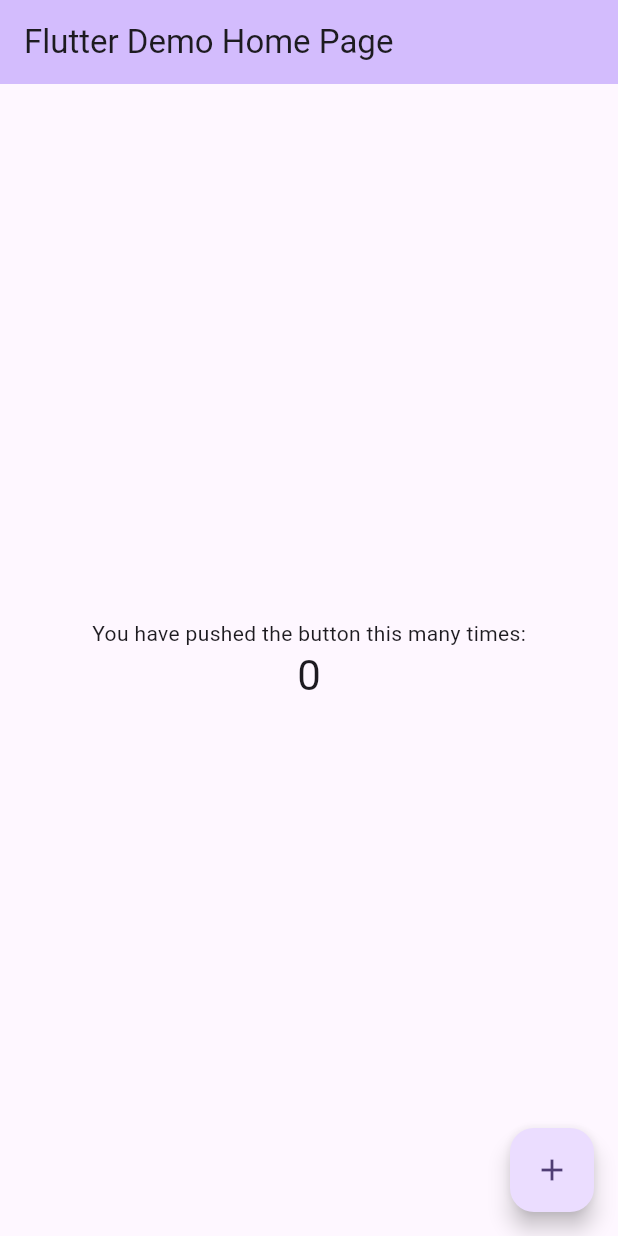
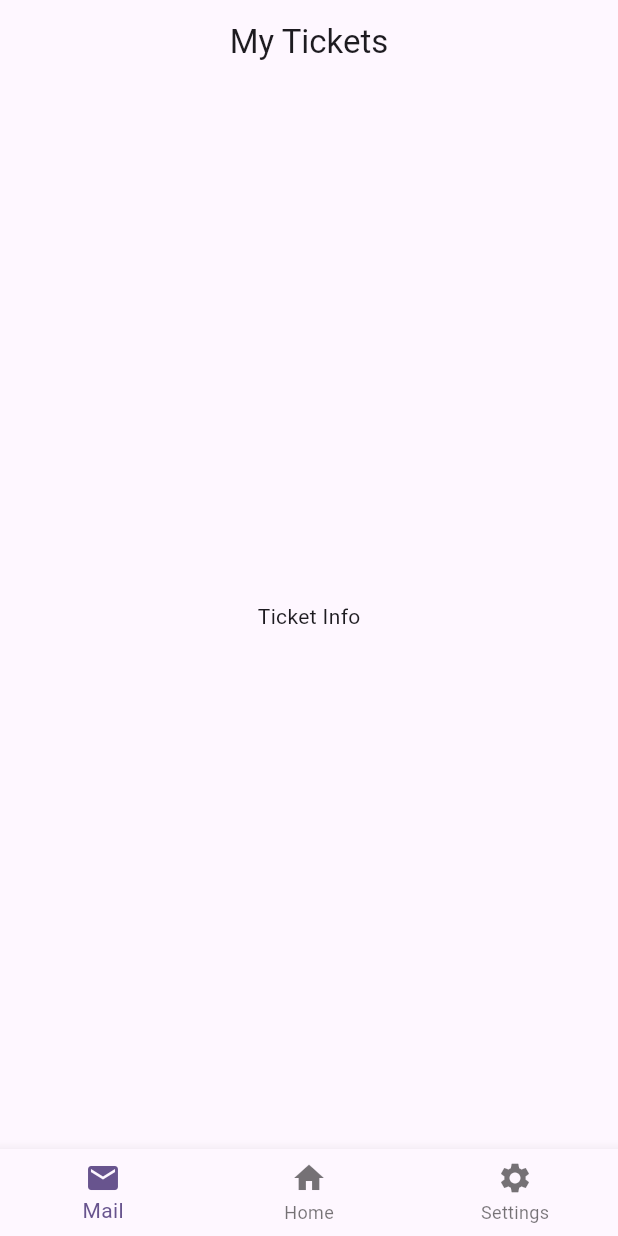
Before and after one commit to BbillahrariBBr/ticket_app, a Flutter app: the screen it shows after launch, on a phone screen of 412 x 824 dp. Run offline on Flutter 3.47's test engine with Material 3 defaults, Android fonts, the phone set to English and light mode, and no system bars.

Commit message:
Add Bottom nav bar 10.30.53

```diff
--- /dev/null
+++ b/lib/base/bottom_nav_bar.dart
@@ -0,0 +1,29 @@
+import 'package:flutter/cupertino.dart';
+import 'package:flutter/material.dart';
+
+class BottomNavBar extends StatefulWidget {
+  const BottomNavBar({super.key});
+
+  @override
+  State<BottomNavBar> createState() => _BottomNavBarState();
+}
+
+class _BottomNavBarState extends State<BottomNavBar> {
+  @override
+  Widget build(BuildContext context) {
+    return Scaffold(
+      appBar: AppBar(
+        title: Center(child: Text("My Tickets")),
+      ),
+      body: Center(
+        child: Text("Ticket Info"),
+      ),
+      bottomNavigationBar: BottomNavigationBar(items: [
+        BottomNavigationBarItem(icon: Icon(Icons.mail), label: "Mail"),
+        BottomNavigationBarItem(icon: Icon(Icons.home), label: "Home"),
+        BottomNavigationBarItem(icon: Icon(Icons.settings), label: "Settings")
+
+      ]),
+    );
+  }
+}
--- a/lib/main.dart
+++ b/lib/main.dart
@@ -1,4 +1,5 @@
 import 'package:flutter/material.dart';
+import 'package:ticket_app/base/bottom_nav_bar.dart';
 
 void main() {
   runApp(const MyApp());
@@ -7,119 +8,16 @@ void main() {
 class MyApp extends StatelessWidget {
   const MyApp({super.key});
 
-  // This widget is the root of your application.
   @override
   Widget build(BuildContext context) {
     return MaterialApp(
       title: 'Flutter Demo',
       theme: ThemeData(
-        // This is the theme of your application.
-        //
-        // TRY THIS: Try running your application with "flutter run". You'll see
-        // the application has a purple toolbar. Then, without quitting the app,
-        // try changing the seedColor in the colorScheme below to Colors.green
-        // and then invoke "hot reload" (save your changes or press the "hot
-        // reload" button in a Flutter-supported IDE, or press "r" if you used
-        // the command line to start the app).
-        //
-        // Notice that the counter didn't reset back to zero; the application
-        // state is not lost during the reload. To reset the state, use hot
-        // restart instead.
-        //
-        // This works for code too, not just values: Most code changes can be
-        // tested with just a hot reload.
         colorScheme: ColorScheme.fromSeed(seedColor: Colors.deepPurple),
         useMaterial3: true,
       ),
-      home: const MyHomePage(title: 'Flutter Demo Home Page'),
+      home:  BottomNavBar()
+
     );
   }
 }
-
-class MyHomePage extends StatefulWidget {
-  const MyHomePage({super.key, required this.title});
-
-  // This widget is the home page of your application. It is stateful, meaning
-  // that it has a State object (defined below) that contains fields that affect
-  // how it looks.
-
-  // This class is the configuration for the state. It holds the values (in this
-  // case the title) provided by the parent (in this case the App widget) and
-  // used by the build method of the State. Fields in a Widget subclass are
-  // always marked "final".
-
-  final String title;
-
-  @override
-  State<MyHomePage> createState() => _MyHomePageState();
-}
-
-class _MyHomePageState extends State<MyHomePage> {
-  int _counter = 0;
-
-  void _incrementCounter() {
-    setState(() {
-      // This call to setState tells the Flutter framework that something has
-      // changed in this State, which causes it to rerun the build method below
-      // so that the display can reflect the updated values. If we changed
-      // _counter without calling setState(), then the build method would not be
-      // called again, and so nothing would appear to happen.
-      _counter++;
-    });
-  }
-
-  @override
-  Widget build(BuildContext context) {
-    // This method is rerun every time setState is called, for instance as done
-    // by the _incrementCounter method above.
-    //
-    // The Flutter framework has been optimized to make rerunning build methods
-    // fast, so that you can just rebuild anything that needs updating rather
-    // than having to individually change instances of widgets.
-    return Scaffold(
-      appBar: AppBar(
-        // TRY THIS: Try changing the color here to a specific color (to
-        // Colors.amber, perhaps?) and trigger a hot reload to see the AppBar
-        // change color while the other colors stay the same.
-        backgroundColor: Theme.of(context).colorScheme.inversePrimary,
-        // Here we take the value from the MyHomePage object that was created by
-        // the App.build method, and use it to set our appbar title.
-        title: Text(widget.title),
-      ),
-      body: Center(
-        // Center is a layout widget. It takes a single child and positions it
-        // in the middle of the parent.
-        child: Column(
-          // Column is also a layout widget. It takes a list of children and
-          // arranges them vertically. By default, it sizes itself to fit its
-          // children horizontally, and tries to be as tall as its parent.
-          //
-          // Column has various properties to control how it sizes itself and
-          // how it positions its children. Here we use mainAxisAlignment to
-          // center the children vertically; the main axis here is the vertical
-          // axis because Columns are vertical (the cross axis would be
-          // horizontal).
-          //
-          // TRY THIS: Invoke "debug painting" (choose the "Toggle Debug Paint"
-          // action in the IDE, or press "p" in the console), to see the
-          // wireframe for each widget.
-          mainAxisAlignment: MainAxisAlignment.center,
-          children: <Widget>[
-            const Text(
-              'You have pushed the button this many times:',
-            ),
-            Text(
-              '$_counter',
-              style: Theme.of(context).textTheme.headlineMedium,
-            ),
-          ],
-        ),
-      ),
-      floatingActionButton: FloatingActionButton(
-        onPressed: _incrementCounter,
-        tooltip: 'Increment',
-        child: const Icon(Icons.add),
-      ), // This trailing comma makes auto-formatting nicer for build methods.
-    );
-  }
-}
```
